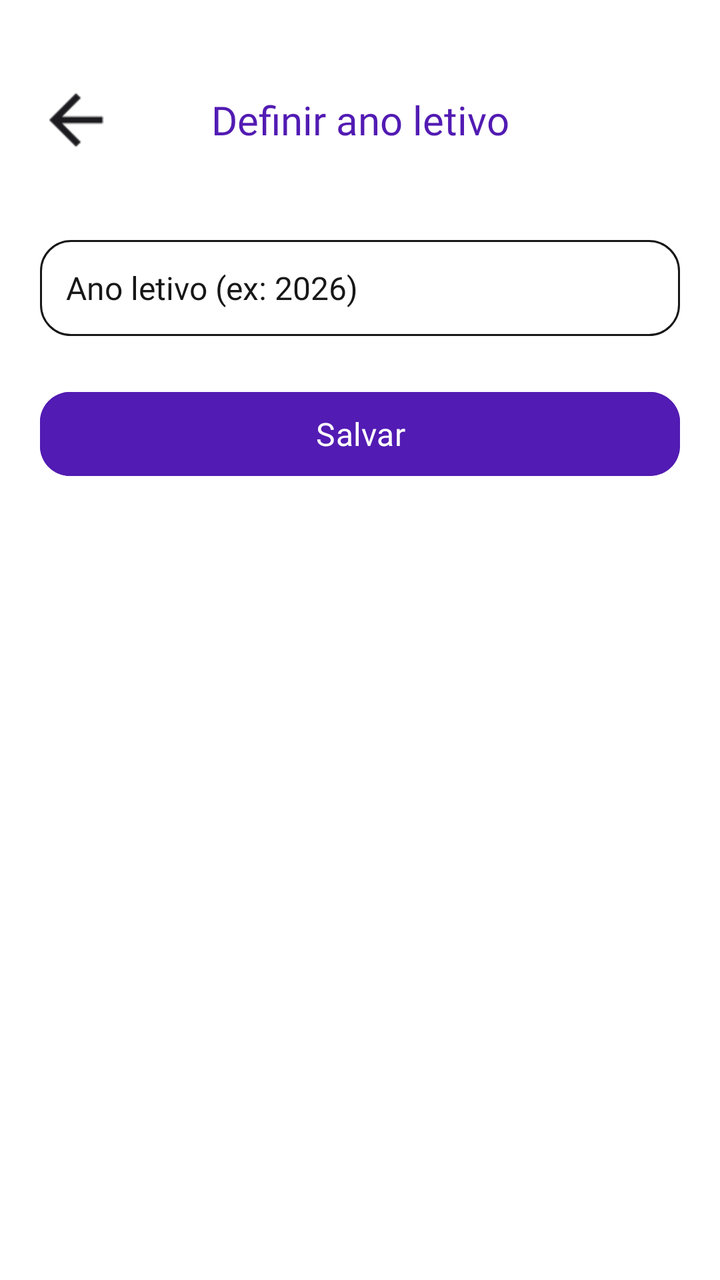
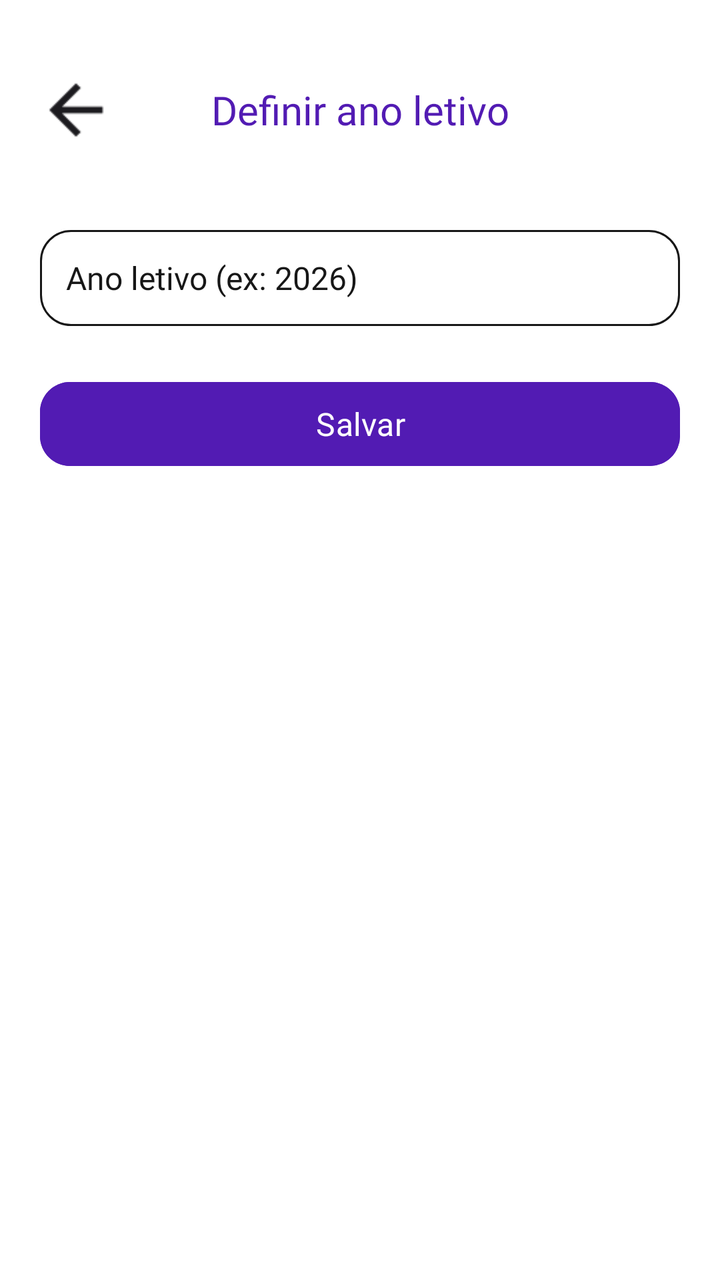

Two renders of the same Android screen: before a commit and after it. Below are the layout's source before the change and the commit's diff.
<!-- AndroidManifest.xml: application theme Theme.MeuFuturoAgora -->
<!-- res/layout/activity_definir_ano_letivo.xml -->
<?xml version="1.0" encoding="utf-8"?>
<androidx.constraintlayout.widget.ConstraintLayout xmlns:android="http://schemas.android.com/apk/res/android"
    xmlns:app="http://schemas.android.com/apk/res-auto"
    android:id="@+id/main"
    android:layout_width="match_parent"
    android:layout_height="match_parent"
    android:background="@android:color/white">

    <ImageView
        android:id="@+id/btnVoltar"
        android:layout_width="40dp"
        android:layout_height="40dp"
        android:layout_marginStart="18dp"
        android:layout_marginTop="40dp"
        android:contentDescription="Voltar"
        android:scaleType="centerInside"
        android:src="@drawable/seta_voltar"
        app:layout_constraintStart_toStartOf="parent"
        app:layout_constraintTop_toTopOf="parent" />

    <TextView
        android:layout_width="0dp"
        android:layout_height="50dp"
        android:fontFamily="@font/poppins_bold"
        android:gravity="center"
        android:text="Definir ano letivo"
        android:textColor="@color/roxo_primario"
        android:textSize="20sp"
        app:layout_constraintBottom_toBottomOf="@id/btnVoltar"
        app:layout_constraintEnd_toEndOf="parent"
        app:layout_constraintStart_toStartOf="parent"
        app:layout_constraintTop_toTopOf="@id/btnVoltar" />

    <LinearLayout
        android:layout_width="0dp"
        android:layout_height="wrap_content"
        android:layout_marginStart="20dp"
        android:layout_marginTop="40dp"
        android:layout_marginEnd="20dp"
        android:orientation="vertical"
        app:layout_constraintEnd_toEndOf="parent"
        app:layout_constraintStart_toStartOf="parent"
        app:layout_constraintTop_toBottomOf="@id/btnVoltar">

        <EditText
            android:id="@+id/edtAnoLetivo"
            android:layout_width="match_parent"
            android:layout_height="48dp"
            android:background="@drawable/bg_campo_criar_atividade"
            android:fontFamily="@font/poppins_regular"
            android:hint="Ano letivo (ex: 2026)"
            android:inputType="number"
            android:maxLength="4"
            android:paddingStart="13dp"
            android:paddingEnd="13dp"
            android:textColor="#171717"
            android:textColorHint="#171717"
            android:textSize="16sp" />

        <com.google.android.material.button.MaterialButton
            android:id="@+id/btnSalvarAnoLetivo"
            android:layout_width="match_parent"
            android:layout_height="50dp"
            android:layout_marginTop="24dp"
            android:backgroundTint="@color/roxo_primario"
            android:fontFamily="@font/poppins_bold"
            android:text="Salvar"
            android:textAllCaps="false"
            android:textColor="@android:color/white"
            android:textSize="16sp"
            app:cornerRadius="15dp" />

    </LinearLayout>

</androidx.constraintlayout.widget.ConstraintLayout>
<!-- resources referenced by this layout -->
<resources>
  <color name="roxo_primario">#521BB3</color>
  <!-- drawable bg_campo_criar_atividade (drawable) -->
  <?xml version="1.0" encoding="utf-8"?>
  <shape xmlns:android="http://schemas.android.com/apk/res/android"
      android:shape="rectangle">
  
      <solid android:color="@android:color/white" />
  
      <stroke
          android:width="1dp"
          android:color="#171717" />
  
      <corners android:radius="15dp" />
  
  </shape>
  <!-- drawable seta_voltar: png bitmap (drawable, 265 bytes) -->
  <style name="Theme.MeuFuturoAgora" parent="Base.Theme.MeuFuturoAgora" />
  <style name="Base.Theme.MeuFuturoAgora" parent="Theme.Material3.DayNight.NoActionBar">
          <item name="android:navigationBarColor">@android:color/transparent</item>
      </style>
</resources>

<!-- the commit's change to res/layout/activity_definir_ano_letivo.xml (unified diff, before → after) -->
@@ -11,7 +11,7 @@
         android:layout_width="40dp"
         android:layout_height="40dp"
         android:layout_marginStart="18dp"
-        android:layout_marginTop="40dp"
+        android:layout_marginTop="35dp"
         android:contentDescription="Voltar"
         android:scaleType="centerInside"
         android:src="@drawable/seta_voltar"
